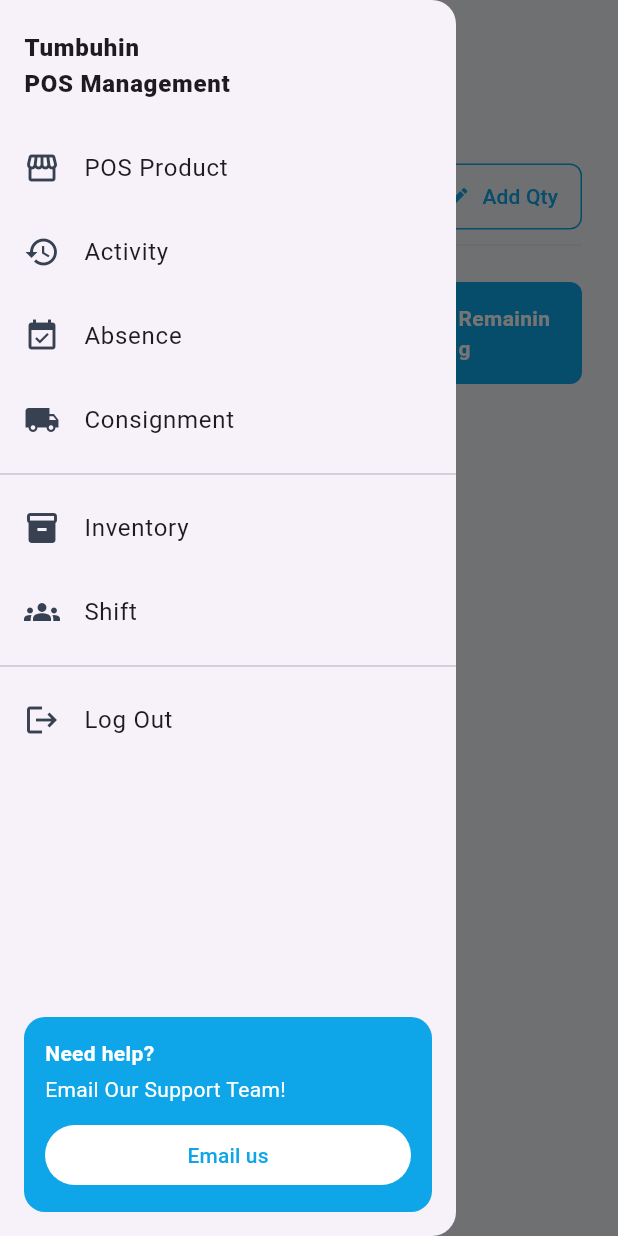
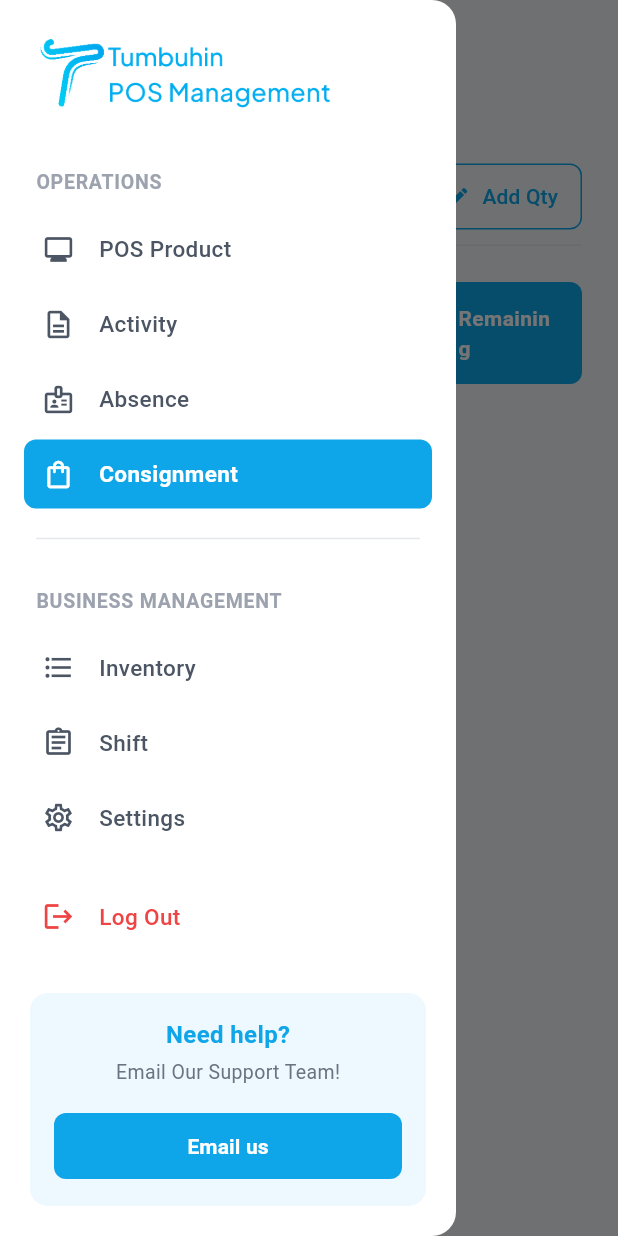
Before and after one commit to luhihsan/TumbuhinPOS, a Flutter app: the ConsignmentScreen screen opened by its route, with the side drawer open, on a phone screen of 412 x 824 dp. Run offline on Flutter 3.47's test engine with Material 3 defaults, Android fonts, the light colour scheme and no system bars; our stand-ins replace flutter_svg.

Commit message:
Update Drawer

```diff
--- a/lib/features/user/navigation/user_drawer.dart
+++ b/lib/features/user/navigation/user_drawer.dart
@@ -6,75 +6,142 @@ class UserDrawer extends StatelessWidget {
 
   @override
   Widget build(BuildContext context) {
+    final currentRoute = ModalRoute.of(context)?.settings.name;
+
     return Drawer(
+      backgroundColor: Colors.white,
       child: SafeArea(
         child: Column(
           children: [
-            const SizedBox(height: 12),
-            const ListTile(
-              title: Text(
-                'Tumbuhin\nPOS Management',
-                style: TextStyle(fontWeight: FontWeight.w800),
+            // --- 1. HEADER ---
+            Padding(
+              padding: const EdgeInsets.fromLTRB(24, 24, 24, 16),
+              child: Align(
+                alignment: Alignment.centerLeft,
+                child: Image.asset(
+                  'assets/logo-tumbuhin-drawer.png',
+                  height: 48,
+                  fit: BoxFit.contain,
+                  errorBuilder: (context, error, stackTrace) =>
+                      const Icon(Icons.broken_image, size: 48, color: Colors.grey),
+                ),
               ),
             ),
             const SizedBox(height: 8),
+
+            // --- 2. LIST MENU DENGAN KATEGORI ---
             Expanded(
               child: ListView(
-                padding: EdgeInsets.zero,
-                children: const [
+                padding: const EdgeInsets.symmetric(horizontal: 16),
+                children: [
+                  // Kategori: OPERATIONS
+                  _buildSectionTitle('OPERATIONS'),
                   _DrawerItem(
-                    icon: Icons.storefront,
+                    icon: Icons.monitor_outlined,
                     label: 'POS Product',
                     routeName: AppRoutes.userPosProduct,
+                    currentRoute: currentRoute,
                   ),
-                  _DrawerItem(icon: Icons.history, label: 'Activity'),
-                  _DrawerItem(icon: Icons.event_available, label: 'Absence'),
                   _DrawerItem(
-                    icon: Icons.local_shipping,
+                    icon: Icons.description_outlined,
+                    label: 'Activity',
+                    currentRoute: currentRoute,
+                  ),
+                  _DrawerItem(
+                    icon: Icons.badge_outlined,
+                    label: 'Absence',
+                    currentRoute: currentRoute,
+                  ),
+                  _DrawerItem(
+                    icon: Icons.shopping_bag_outlined,
                     label: 'Consignment',
                     routeName: AppRoutes.userConsignment,
+                    currentRoute: currentRoute,
                   ),
-                  Divider(),
-                  _DrawerItem(icon: Icons.inventory_2, label: 'Inventory'),
-                  _DrawerItem(icon: Icons.groups, label: 'Shift'),
-                  Divider(),
-                  _DrawerItem(icon: Icons.logout, label: 'Log Out'),
+
+                  // Garis Pemisah
+                  const Padding(
+                    padding: EdgeInsets.symmetric(vertical: 8.0, horizontal: 8.0),
+                    child: Divider(color: Color(0xFFE5E7EB)),
+                  ),
+
+                  // Kategori: BUSINESS MANAGEMENT
+                  _buildSectionTitle('BUSINESS MANAGEMENT'),
+                  _DrawerItem(
+                    icon: Icons.format_list_bulleted,
+                    label: 'Inventory',
+                    currentRoute: currentRoute,
+                  ),
+                  _DrawerItem(
+                    icon: Icons.assignment_outlined,
+                    label: 'Shift',
+                    currentRoute: currentRoute,
+                  ),
+                  _DrawerItem(
+                    icon: Icons.settings_outlined,
+                    label: 'Settings',
+                    currentRoute: currentRoute,
+                  ),
+
+                  const SizedBox(height: 16),
+
+                  // Menu Logout
+                  _DrawerItem(
+                    icon: Icons.logout,
+                    label: 'Log Out',
+                    currentRoute: currentRoute,
+                    isDestructive: true,
+                    onTapOverride: () {
+                      // TODO: Clear session/token di sini
+                      Navigator.pushReplacementNamed(context, AppRoutes.welcome);
+                    },
+                  ),
                 ],
               ),
             ),
+
+            // --- 3. BOTTOM HELP BANNER (Sesuai Web) ---
             Padding(
-              padding: const EdgeInsets.all(16),
+              padding: const EdgeInsets.all(20),
               child: Container(
-                padding: const EdgeInsets.all(14),
+                padding: const EdgeInsets.all(16),
                 decoration: BoxDecoration(
-                  color: const Color(0xFF0EA5E9),
-                  borderRadius: BorderRadius.circular(14),
+                  color: const Color(0xFFEDF8FF), // Biru pudar banget ala web
+                  borderRadius: BorderRadius.circular(12),
                 ),
                 child: Column(
-                  crossAxisAlignment: CrossAxisAlignment.start,
                   children: [
                     const Text(
                       'Need help?',
                       style: TextStyle(
-                        color: Colors.white,
+                        color: Color(0xFF0EA5E9),
+                        fontSize: 16,
                         fontWeight: FontWeight.w700,
                       ),
                     ),
                     const SizedBox(height: 4),
                     const Text(
                       'Email Our Support Team!',
-                      style: TextStyle(color: Colors.white),
+                      style: TextStyle(
+                        color: Color(0xFF6B7280),
+                        fontSize: 13,
+                      ),
                     ),
-                    const SizedBox(height: 10),
+                    const SizedBox(height: 16),
                     SizedBox(
                       width: double.infinity,
-                      child: FilledButton(
-                        style: FilledButton.styleFrom(
-                          backgroundColor: Colors.white,
-                          foregroundColor: const Color(0xFF0EA5E9),
+                      child: ElevatedButton(
+                        style: ElevatedButton.styleFrom(
+                          backgroundColor: const Color(0xFF0EA5E9), // Biru Solid
+                          foregroundColor: Colors.white,
+                          elevation: 0, // Datar biar mirip desain web
+                          padding: const EdgeInsets.symmetric(vertical: 12),
+                          shape: RoundedRectangleBorder(
+                            borderRadius: BorderRadius.circular(8),
+                          ),
                         ),
                         onPressed: () {},
-                        child: const Text('Email us'),
+                        child: const Text('Email us', style: TextStyle(fontWeight: FontWeight.bold, fontSize: 14)),
                       ),
                     ),
                   ],
@@ -86,30 +153,85 @@ class UserDrawer extends StatelessWidget {
       ),
     );
   }
+
+  // Widget (OPERATIONS / BUSINESS MANAGEMENT)
+  Widget _buildSectionTitle(String title) {
+    return Padding(
+      padding: const EdgeInsets.fromLTRB(8, 16, 8, 12),
+      child: Text(
+        title,
+        style: const TextStyle(
+          fontSize: 13,
+          fontWeight: FontWeight.w700,
+          color: Color(0xFF9CA3AF),
+          letterSpacing: 0.5,
+        ),
+      ),
+    );
+  }
 }
 
 class _DrawerItem extends StatelessWidget {
   final IconData icon;
   final String label;
   final String? routeName;
+  final String? currentRoute;
+  final bool isDestructive;
+  final VoidCallback? onTapOverride;
 
   const _DrawerItem({
     required this.icon,
     required this.label,
     this.routeName,
+    this.currentRoute,
+    this.isDestructive = false,
+    this.onTapOverride,
   });
 
   @override
   Widget build(BuildContext context) {
-    return ListTile(
-      leading: Icon(icon, color: const Color(0xFF374151)),
-      title: Text(label),
-      onTap: () {
-        Navigator.pop(context);
-        if (routeName != null) {
-          Navigator.pushReplacementNamed(context, routeName!);
-        }
-      },
+    final bool isSelected = currentRoute == routeName && routeName != null;
+    final Color itemColor = isSelected
+        ? Colors.white
+        : (isDestructive ? const Color(0xFFEF4444) : const Color(0xFF4B5563));
+    final Color bgColor = isSelected ? const Color(0xFF0EA5E9) : Colors.transparent;
+
+    return Padding(
+      padding: const EdgeInsets.only(bottom: 4.0),
+      child: Material(
+        color: Colors.transparent,
+        child: InkWell(
+          borderRadius: BorderRadius.circular(8),
+          onTap: onTapOverride ?? () {
+            Navigator.pop(context);
+
+            if (routeName != null && !isSelected) {
+              Navigator.pushReplacementNamed(context, routeName!);
+            }
+          },
+          child: Container(
+            decoration: BoxDecoration(
+              color: bgColor,
+              borderRadius: BorderRadius.circular(8),
+            ),
+            padding: const EdgeInsets.symmetric(horizontal: 12, vertical: 12),
+            child: Row(
+              children: [
+                Icon(icon, color: itemColor, size: 22),
+                const SizedBox(width: 16),
+                Text(
+                  label,
+                  style: TextStyle(
+                    color: itemColor,
+                    fontSize: 15,
+                    fontWeight: isSelected ? FontWeight.w600 : FontWeight.w500,
+                  ),
+                ),
+              ],
+            ),
+          ),
+        ),
+      ),
     );
   }
 }
```
Also changed, not shown: assets/logo-tumbuhin-drawer.png (added), assets/logo-tumbuhin.svg (deleted).
